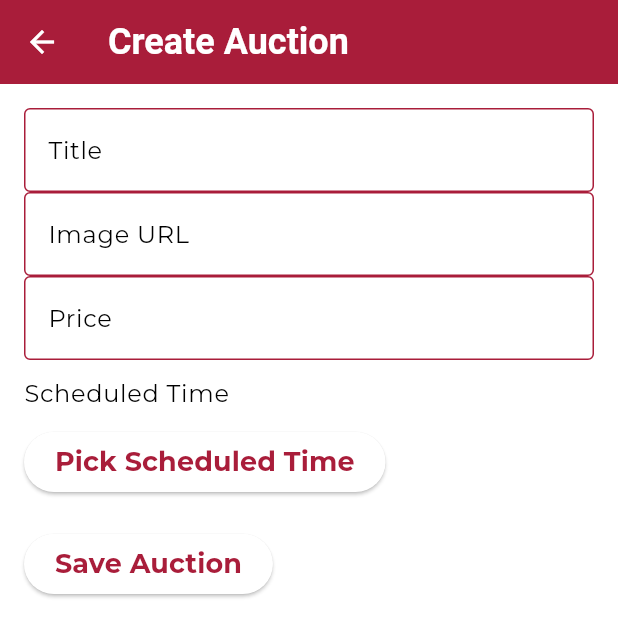
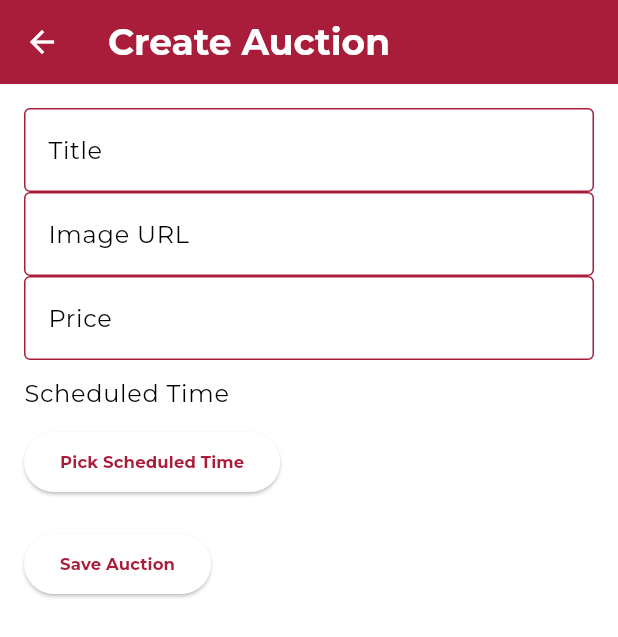
Before and after one commit to AlleTre-E-Commerce-Complex/alletre-flutter, a Flutter app: the screen it shows after launch, after a tap on "Create Auction", on a phone screen of 412 x 824 dp. Shown: the top 637 px of the screen. Run offline on Flutter 3.47's test engine with Material 3 defaults, Android fonts, the phone set to English and light mode, and no system bars; our stand-ins replace flutter_svg.

Commit message:
changes made in app's theme, home page appbar and handling states completely using provider

```diff
--- a/lib/utils/theme/app_theme.dart
+++ b/lib/utils/theme/app_theme.dart
@@ -19,22 +19,50 @@
     hintColor: surfaceColor,
     fontFamily: 'Montserrat',
 
-    // Define text styles
+    // Define text styles using specific Montserrat font weights
     textTheme: const TextTheme(
       displayLarge: TextStyle(
-          fontWeight: FontWeight.bold, fontSize: 32, color: onSecondaryColor),
+        fontFamily: 'Montserrat',
+        fontWeight: FontWeight.bold,
+        fontSize: 32,
+        color: onSecondaryColor
+      ),
       displayMedium: TextStyle(
-          fontWeight: FontWeight.w600, fontSize: 28, color: onSecondaryColor),
+        fontFamily: 'Montserrat',
+        fontWeight: FontWeight.w600, // Medium
+        fontSize: 28,
+        color: onSecondaryColor
+      ),
       bodyLarge: TextStyle(
-          fontWeight: FontWeight.w400, fontSize: 16, color: onSecondaryColor),
+        fontFamily: 'Montserrat',
+        fontWeight: FontWeight.w400, // Regular
+        fontSize: 16,
+        color: onSecondaryColor
+      ),
       bodyMedium: TextStyle(
-          fontWeight: FontWeight.w300, fontSize: 14, color: onSecondaryColor),
+        fontFamily: 'Montserrat',
+        fontWeight: FontWeight.w300, // Light
+        fontSize: 14,
+        color: onSecondaryColor
+      ),
       bodySmall: TextStyle(
-          fontWeight: FontWeight.w300, fontSize: 12, color: onSecondaryColor),
+        fontFamily: 'Montserrat',
+        fontWeight: FontWeight.w300, // Light
+        fontSize: 12,
+        color: onSecondaryColor
+      ),
       labelLarge: TextStyle(
-          fontWeight: FontWeight.w600, fontSize: 18, color: secondaryColor),
+        fontFamily: 'Montserrat',
+        fontWeight: FontWeight.w600, // Medium
+        fontSize: 11,
+        color: primaryColor
+      ),
       titleLarge: TextStyle(
-          fontWeight: FontWeight.w700, fontSize: 24, color: onSecondaryColor),
+        fontFamily: 'Montserrat',
+        fontWeight: FontWeight.w700, // Bold
+        fontSize: 24,
+        color: onSecondaryColor
+      ),
     ),
 
     // Color scheme with errorColor
@@ -58,7 +86,11 @@
     appBarTheme: const AppBarTheme(
       backgroundColor: primaryColor,
       titleTextStyle: TextStyle(
-          fontSize: 24, fontWeight: FontWeight.bold, color: secondaryColor),
+        fontFamily: 'Montserrat', // Apply to AppBar text
+        fontSize: 24,
+        fontWeight: FontWeight.bold,
+        color: secondaryColor
+      ),
       iconTheme: IconThemeData(color: secondaryColor),
     ),
 
--- a/lib/view/home/create_auction_screen.dart
+++ b/lib/view/home/create_auction_screen.dart
@@ -3,23 +3,31 @@
 import 'package:alletre_app/controller/providers/auction_provider.dart';
 import 'package:alletre_app/model/auction_item.dart';
 
-class CreateAuctionScreen extends StatefulWidget {
+class CreateAuctionScreen extends StatelessWidget {
   const CreateAuctionScreen({super.key});
 
   @override
-  // ignore: library_private_types_in_public_api
-  _CreateAuctionScreenState createState() => _CreateAuctionScreenState();
-}
+  Widget build(BuildContext context) {
+    final formKey = GlobalKey<FormState>();
+    final titleController = TextEditingController();
+    final imageUrlController = TextEditingController();
+    final priceController = TextEditingController();
+    DateTime? scheduledTime;
 
-class _CreateAuctionScreenState extends State<CreateAuctionScreen> {
-  final _formKey = GlobalKey<FormState>();
-  late String _title;
-  late String _imageUrl;
-  late String _price;
-  late DateTime _scheduledTime;
+    void saveAuction() {
+      if (!formKey.currentState!.validate()) return;
 
-  @override
-  Widget build(BuildContext context) {
+      final newAuction = AuctionItem(
+        title: titleController.text,
+        imageUrl: imageUrlController.text,
+        price: priceController.text,
+        scheduledTime: scheduledTime!,
+      );
+
+      context.read<AuctionProvider>().addUpcomingAuction(newAuction);
+      Navigator.of(context).pop();
+    }
+
     return Scaffold(
       appBar: AppBar(
         title: const Text('Create Auction'),
@@ -27,18 +35,16 @@
       body: Padding(
         padding: const EdgeInsets.all(16.0),
         child: Form(
-          key: _formKey,
+          key: formKey,
           child: Column(
             crossAxisAlignment: CrossAxisAlignment.start,
             children: [
               TextFormField(
+                controller: titleController,
                 decoration: InputDecoration(
                   labelText: 'Title',
                   labelStyle: Theme.of(context).textTheme.bodyLarge,
                 ),
-                onSaved: (value) {
-                  _title = value ?? '';
-                },
                 validator: (value) {
                   if (value == null || value.isEmpty) {
                     return 'Please enter a title';
@@ -47,13 +53,11 @@
                 },
               ),
               TextFormField(
+                controller: imageUrlController,
                 decoration: InputDecoration(
                   labelText: 'Image URL',
                   labelStyle: Theme.of(context).textTheme.bodyLarge,
                 ),
-                onSaved: (value) {
-                  _imageUrl = value ?? '';
-                },
                 validator: (value) {
                   if (value == null || value.isEmpty) {
                     return 'Please enter an image URL';
@@ -62,13 +66,11 @@
                 },
               ),
               TextFormField(
+                controller: priceController,
                 decoration: InputDecoration(
                   labelText: 'Price',
                   labelStyle: Theme.of(context).textTheme.bodyLarge,
                 ),
-                onSaved: (value) {
-                  _price = value ?? '';
-                },
                 validator: (value) {
                   if (value == null || value.isEmpty) {
                     return 'Please enter a price';
@@ -91,16 +93,22 @@
                     lastDate: DateTime(2100),
                   );
                   if (pickedTime != null) {
-                    setState(() {
-                      _scheduledTime = pickedTime;
-                    });
+                    scheduledTime = pickedTime;
                   }
                 },
                 child: const Text('Pick Scheduled Time'),
               ),
               const SizedBox(height: 20),
               ElevatedButton(
-                onPressed: _saveAuction,
+                onPressed: () {
+                  if (scheduledTime == null) {
+                    ScaffoldMessenger.of(context).showSnackBar(
+                      const SnackBar(content: Text('Please select a scheduled time')),
+                    );
+                    return;
+                  }
+                  saveAuction();
+                },
                 child: const Text('Save Auction'),
               ),
             ],
@@ -109,21 +117,4 @@
       ),
     );
   }
-
-  void _saveAuction() {
-    if (!_formKey.currentState!.validate()) return;
-
-    _formKey.currentState!.save();
-
-    final newAuction = AuctionItem(
-      title: _title,
-      imageUrl: _imageUrl,
-      price: _price,
-      scheduledTime: _scheduledTime,
-    );
-
-    context.read<AuctionProvider>().addUpcomingAuction(newAuction);
-
-    Navigator.of(context).pop();
-  }
 }
--- a/lib/view/home/home_screen.dart
+++ b/lib/view/home/home_screen.dart
@@ -13,36 +13,45 @@
     final ongoingAuctions = context.watch<AuctionProvider>().ongoingAuctions;
     final upcomingAuctions = context.watch<AuctionProvider>().upcomingAuctions;
 
+    void changeLanguage(String language) {
+      // Logic to handle language change
+      debugPrint('Selected Language: $language');
+      // Example: Integrate localization changes here
+    }
+
     return Scaffold(
       appBar: AppBar(
         backgroundColor: Theme.of(context).primaryColor,
-        leading: Padding(
-          padding: const EdgeInsets.only(left: 20.0),
-          child: Container(
-            height: 50,
-            width: 50,
-            child: ClipOval(
-              child: SvgPicture.asset(
-                'assets/images/alletre_header.svg',
-                fit: BoxFit.fill,
-              ),
+        title: Padding(
+          padding: const EdgeInsets.only(right: 81),
+          child: SizedBox(
+            height: 28,
+            child: SvgPicture.asset(
+              'assets/images/alletre_header.svg',
+              fit: BoxFit.contain,
             ),
           ),
         ),
         actions: [
-          IconButton(
-            onPressed: () {},
-            icon: const Icon(Icons.language),
-          ),
-          ElevatedButton(
-            onPressed: () {
-              Navigator.of(context).push(
-                MaterialPageRoute(
-                  builder: (ctx) => const CreateAuctionScreen(),
-                ),
-              );
-            },
-            child: const Text('Create Auction'),
+          Padding(
+            padding: const EdgeInsets.only(right: 10),
+            child: GestureDetector(
+              onTap: () {
+                changeLanguage('English'); // Set default language
+              },
+              child: const Row(
+                children: [
+                  SizedBox(width: 4),
+                  Text(
+                    'EN',
+                    style: TextStyle(
+                      color: Colors.white,
+                      fontSize: 16,
+                    ),
+                  ),
+                ],
+              ),
+            ),
           ),
         ],
       ),
@@ -77,6 +86,21 @@
           ],
         ),
       ),
+      floatingActionButton: Padding(
+        padding: const EdgeInsets.all(3),
+        child: FloatingActionButton.extended(
+          onPressed: () {
+            Navigator.of(context).push(
+              MaterialPageRoute(
+                builder: (ctx) => const CreateAuctionScreen(),
+              ),
+            );
+          },
+          label: const Text('Create Auction'),
+          backgroundColor: Theme.of(context).splashColor,
+        ),
+      ),
+      floatingActionButtonLocation: FloatingActionButtonLocation.miniEndTop,
       bottomNavigationBar: BottomAppBar(
         color: Theme.of(context).bottomAppBarTheme.color,
         child: Row(
--- a/lib/view/splash screen/splash_screen.dart
+++ b/lib/view/splash screen/splash_screen.dart
@@ -3,24 +3,12 @@
 import 'package:flutter/material.dart';
 import 'package:flutter_svg/flutter_svg.dart';
 
-class SplashScreen extends StatefulWidget {
+class SplashScreen extends StatelessWidget {
   const SplashScreen({super.key});
 
-  @override
-  _SplashScreenState createState() => _SplashScreenState();
-}
-
-class _SplashScreenState extends State<SplashScreen> {
-  @override
-  void initState() {
-    super.initState();
-    _navigateToHome();
-  }
-
-  void _navigateToHome() {
+  void _navigateToHome(BuildContext context) {
     Future.delayed(const Duration(seconds: 2), () {
       Navigator.pushReplacement(
-        // ignore: use_build_context_synchronously
         context,
         MaterialPageRoute(builder: (context) => const HomeScreen()),
       );
@@ -29,6 +17,8 @@
 
   @override
   Widget build(BuildContext context) {
+    _navigateToHome(context);
+
     return Scaffold(
       backgroundColor: Theme.of(context).splashColor,
       body: Center(
```
